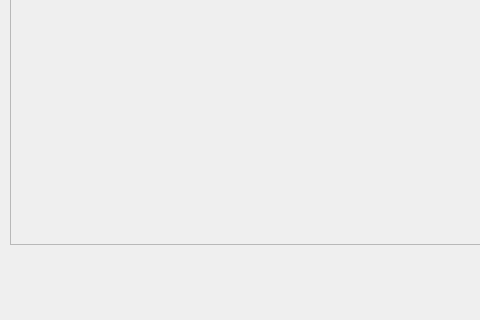
Qt form fiberfit/fiberfit.ui (NTMatBoiseState/FiberFit) before a commit; both pictures show x 0 to 480 and y 395 to 715 of the 681 by 715 pixel window.
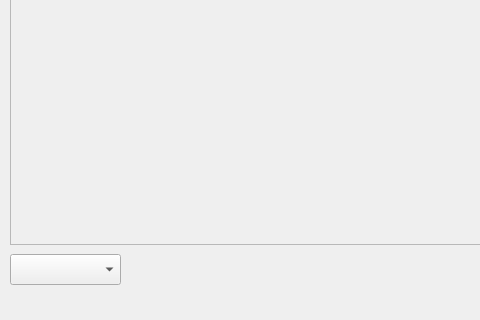
The same form after that commit. Icons and pictures are not drawn.

Commit message: This commit is pre-resizability func version.

Diff of the .ui file:
```diff
--- a/fiberfit/fiberfit.ui
+++ b/fiberfit/fiberfit.ui
@@ -376,6 +376,16 @@
      </size>
     </property>
    </widget>
+   <widget class="QComboBox" name="selectImgBox">
+    <property name="geometry">
+     <rect>
+      <x>10</x>
+      <y>630</y>
+      <width>111</width>
+      <height>31</height>
+     </rect>
+    </property>
+   </widget>
   </widget>
   <widget class="QMenuBar" name="menubar">
    <property name="geometry">
```
The commit also changes 2 other files.
